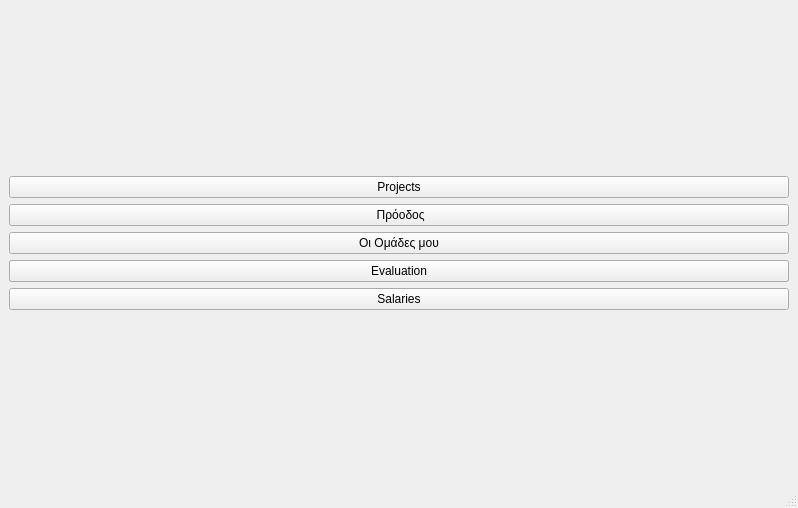
This is ui/MainScreen.ui in F1l14/Software-Engineering-2025 as Qt 5 draws it before an edit. The edited form follows.
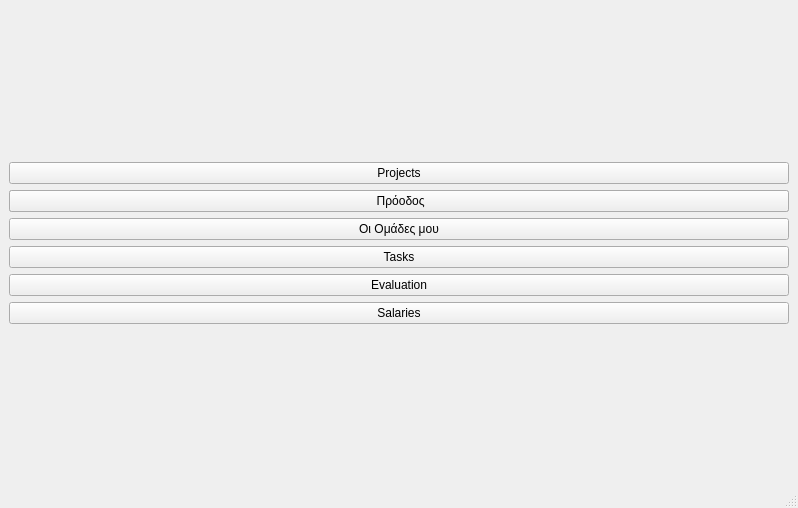
This is the edited form.

Commit message: feat: enhance evaluation process by refining database interactions and improving UI components

```diff
--- a/ui/MainScreen.ui
+++ b/ui/MainScreen.ui
@@ -17,13 +17,6 @@
    <layout class="QGridLayout" name="gridLayout_2">
     <item row="0" column="0">
      <layout class="QGridLayout" name="gridLayout">
-      <item row="4" column="0">
-       <widget class="QPushButton" name="salariesButton">
-        <property name="text">
-         <string>Salaries</string>
-        </property>
-       </widget>
-      </item>
       <item row="0" column="0">
        <widget class="QPushButton" name="projectsButton">
         <property name="text">
@@ -32,12 +25,26 @@
        </widget>
       </item>
       <item row="1" column="0">
-       <widget class="QPushButton" name="progressButton">
+       <widget class="QPushButton" name="pushButton">
         <property name="text">
          <string> Πρόοδος</string>
         </property>
        </widget>
       </item>
+      <item row="5" column="0">
+       <widget class="QPushButton" name="salariesButton">
+        <property name="text">
+         <string>Salaries</string>
+        </property>
+       </widget>
+      </item>
+      <item row="3" column="0">
+       <widget class="QPushButton" name="tasksButton">
+        <property name="text">
+         <string>Tasks</string>
+        </property>
+       </widget>
+      </item>
       <item row="2" column="0">
        <widget class="QPushButton" name="teamsButton">
         <property name="text">
@@ -45,14 +52,14 @@
         </property>
        </widget>
       </item>
-      <item row="3" column="0">
-       <widget class="QPushButton" name="tasksButton">
+      <item row="1" column="0">
+       <widget class="QPushButton" name="progressButton">
         <property name="text">
-         <string>Tasks</string>
+         <string> Πρόοδος</string>
         </property>
        </widget>
       </item>
-      <item row="3" column="0">
+      <item row="4" column="0">
        <widget class="QPushButton" name="evaluationButton">
         <property name="text">
          <string>Evaluation</string>
@@ -69,7 +76,7 @@
      <x>0</x>
      <y>0</y>
      <width>798</width>
-     <height>30</height>
+     <height>21</height>
     </rect>
    </property>
   </widget>
```
The commit also changes 5 other files.
